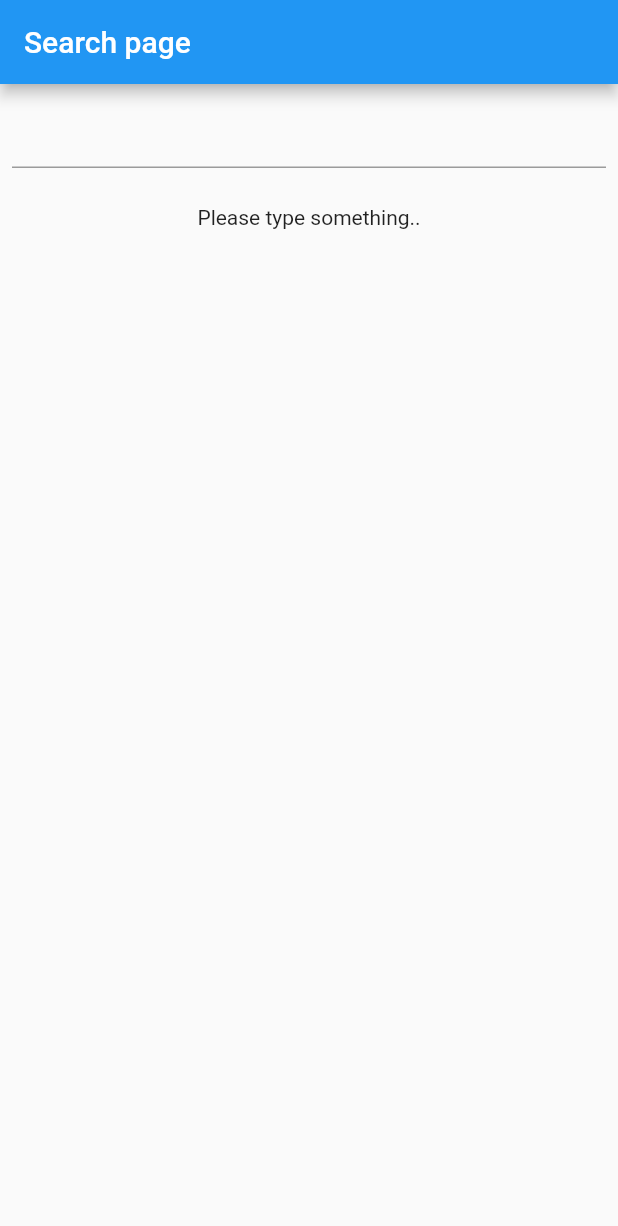
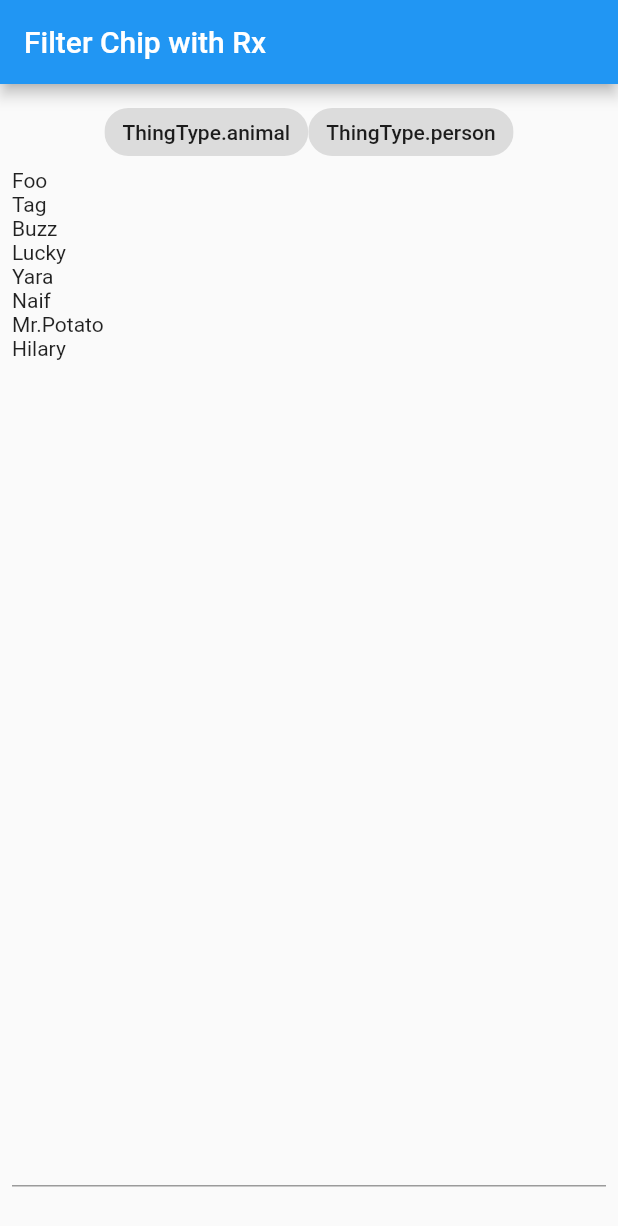
Before and after one commit to Naif-Deriv/rx_dart_turbo, a Flutter app: the screen it shows after launch, on a phone screen of 412 x 824 dp. Shown: the top 1226 px of the screen. Run offline on Flutter 3.47's test engine with Material 2 defaults, Android fonts, the light colour scheme and no system bars; our stand-ins replace rxdart.

Commit message:
filter chips with rx

```diff
--- /dev/null
+++ b/lib/bloc/filter_bloc.dart
@@ -0,0 +1,41 @@
+import 'package:flutter/foundation.dart';
+import 'package:rx_dart_turbo/models/thing.dart';
+import 'package:rxdart/rxdart.dart';
+
+@immutable
+class FilterBloc {
+  final Sink<ThingType?> thingTypeSink;
+  final Stream<ThingType?> chosenThingType;
+  final Stream<Iterable<Thing>> things;
+
+  const FilterBloc._({
+    required this.thingTypeSink,
+    required this.chosenThingType,
+    required this.things,
+  });
+
+  factory FilterBloc({
+    required Iterable<Thing> thingsList,
+  }) {
+    final thingTypesSubject = BehaviorSubject<ThingType?>();
+
+    final filteredThings = thingTypesSubject
+        .debounceTime(const Duration(milliseconds: 500))
+        .map(
+          (type) => type != null
+              ? thingsList.where((element) => element.type == type)
+              : thingsList,
+        )
+        .startWith(thingsList);
+
+    return FilterBloc._(
+      thingTypeSink: thingTypesSubject.sink,
+      chosenThingType: thingTypesSubject.stream,
+      things: filteredThings,
+    );
+  }
+
+  void dispose() {
+    thingTypeSink.close();
+  }
+}
--- a/lib/bloc/result.dart
+++ /dev/null
@@ -1,31 +0,0 @@
-import 'package:flutter/foundation.dart';
-
-import '../models/thing.dart';
-
-@immutable
-abstract class SearchResult {
-  const SearchResult();
-}
-
-@immutable
-class SearchResultLoading implements SearchResult {
-  const SearchResultLoading();
-}
-
-@immutable
-class SearchResultEmpty implements SearchResult {
-  const SearchResultEmpty();
-}
-
-@immutable
-class SearchResultError implements SearchResult {
-  final String error;
-  const SearchResultError({required this.error});
-}
-
-@immutable
-class SearchResultSuccess implements SearchResult {
-  final List<Thing> result;
-
-  const SearchResultSuccess({required this.result});
-}
--- a/lib/bloc/search_bloc.dart
+++ /dev/null
@@ -1,46 +0,0 @@
-import 'package:flutter/foundation.dart';
-import 'package:rx_dart_turbo/bloc/result.dart';
-import 'package:rxdart/rxdart.dart';
-
-import 'api.dart';
-
-@immutable
-class SearchBloc {
-  final Sink<String> search;
-  final Stream<SearchResult?> result;
-
-  const SearchBloc._({required this.search, required this.result});
-
-  void dispose() {
-    search.close();
-  }
-
-  factory SearchBloc({required API api}) {
-    final textChanges = BehaviorSubject<String>();
-
-    final results = textChanges
-        .distinct()
-        .debounceTime(const Duration(milliseconds: 300))
-        .switchMap(
-      (String userInput) {
-        if (userInput.isEmpty) {
-          return Stream<SearchResult?>.value(null);
-        } else {
-          return Rx.fromCallable(() => api.search(userInput))
-              .delay(const Duration(seconds: 1))
-              .map(
-                (apiResult) => apiResult.isEmpty
-                    ? const SearchResultEmpty()
-                    : SearchResultSuccess(result: apiResult),
-              )
-              .startWith(const SearchResultLoading())
-              .onErrorReturn(
-                const SearchResultError(error: 'Error has occured'),
-              );
-        }
-      },
-    );
-
-    return SearchBloc._(search: textChanges.sink, result: results);
-  }
-}
--- a/lib/models/animal.dart
+++ /dev/null
@@ -1,34 +0,0 @@
-import 'package:rx_dart_turbo/models/thing.dart';
-
-enum AnimalType {
-  dog,
-  cat,
-  wabbit,
-  duck,
-  unknown,
-}
-
-class Animal extends Thing {
-  final AnimalType type;
-
-  const Animal({required String name, required this.type})
-      : super(
-          name: name,
-        );
-
-  @override
-  String toString() => 'Animal, name is $name, type is $type';
-
-  factory Animal.fromJson(Map<String, dynamic> json) {
-    return Animal(
-      name: json['name'],
-      type: [
-        AnimalType.values
-            .where(
-                (element) => element.toString().split('.')[1] == json['type'])
-            .first,
-        AnimalType.unknown
-      ].first,
-    );
-  }
-}
--- a/lib/models/person.dart
+++ /dev/null
@@ -1,16 +0,0 @@
-import 'package:rx_dart_turbo/models/thing.dart';
-
-class Person extends Thing {
-  final int age;
-
-  const Person({required String name, required this.age})
-      : super(
-          name: name,
-        );
-
-  @override
-  String toString() => 'Person, name is $name, age is $age';
-
-  factory Person.fromJson(Map<String, dynamic> json) =>
-      Person(name: json['name'], age: json['age']);
-}
--- a/lib/models/thing.dart
+++ b/lib/models/thing.dart
@@ -1,10 +1,17 @@
 // ignore_for_file: public_member_api_docs, sort_constructors_first
 import 'package:flutter/foundation.dart';
+
+enum ThingType {
+  animal,
+  person,
+}
 
 @immutable
 class Thing {
   final String name;
+  final ThingType type;
   const Thing({
     required this.name,
+    required this.type,
   });
 }
--- a/lib/views/homepage.dart
+++ b/lib/views/homepage.dart
@@ -1,8 +1,17 @@
 import 'package:flutter/material.dart';
-import 'package:rx_dart_turbo/bloc/search_bloc.dart';
-import 'package:rx_dart_turbo/views/search_result_view.dart';
+import 'package:rx_dart_turbo/bloc/filter_bloc.dart';
+import 'package:rx_dart_turbo/models/thing.dart';
 
-import '../bloc/api.dart';
+const things = [
+  Thing(name: 'Foo', type: ThingType.animal),
+  Thing(name: 'Tag', type: ThingType.animal),
+  Thing(name: 'Buzz', type: ThingType.animal),
+  Thing(name: 'Lucky', type: ThingType.animal),
+  Thing(name: 'Yara', type: ThingType.person),
+  Thing(name: 'Naif', type: ThingType.person),
+  Thing(name: 'Mr.Potato', type: ThingType.person),
+  Thing(name: 'Hilary', type: ThingType.person),
+];
 
 class Homepage extends StatefulWidget {
   const Homepage({super.key});
@@ -12,17 +21,16 @@ class Homepage extends StatefulWidget {
 }
 
 class _HomepageState extends State<Homepage> {
-  late final SearchBloc searchBloc;
-
+  late final FilterBloc filterBloc;
   @override
   void initState() {
-    searchBloc = SearchBloc(api: API());
+    filterBloc = FilterBloc(thingsList: things);
     super.initState();
   }
 
   @override
   void dispose() {
-    searchBloc.dispose();
+    filterBloc.dispose();
     super.dispose();
   }
 
@@ -30,20 +38,48 @@ class _HomepageState extends State<Homepage> {
   Widget build(BuildContext context) {
     return Scaffold(
       appBar: AppBar(
-        title: const Text('Search page'),
+        title: const Text('Filter Chip with Rx'),
       ),
       body: Padding(
         padding: const EdgeInsets.all(8.0),
         child: Column(
           children: [
-            TextField(
-              onChanged: searchBloc.search.add,
+            StreamBuilder<ThingType?>(
+              stream: filterBloc.chosenThingType,
+              builder: (context, snapshot) {
+                return Wrap(
+                  children: ThingType.values
+                      .map(
+                        (type) => FilterChip(
+                          selectedColor: Colors.blueGrey,
+                          onSelected: (isChosen) {
+                            filterBloc.thingTypeSink
+                                .add(isChosen ? type : null);
+                          },
+                          label: Text(type.toString()),
+                          selected: snapshot.data == type,
+                        ),
+                      )
+                      .toList(),
+                );
+              },
             ),
+            Expanded(
+              child: StreamBuilder<Iterable<Thing>>(
+                stream: filterBloc.things,
+                builder: (context, snapshot) {
+                  return ListView.builder(
+                    itemCount: snapshot.hasData ? snapshot.data!.length : 0,
+                    itemBuilder: (context, index) => Text(
+                      snapshot.data!.elementAt(index).name,
+                    ),
+                  );
+                },
+              ),
+            ),
+            const TextField(),
             const SizedBox(
               height: 25,
-            ),
-            SearchResultView(
-              searchResult: searchBloc.result,
             ),
           ],
         ),
--- a/lib/views/search_result_view.dart
+++ /dev/null
@@ -1,45 +0,0 @@
-import 'package:flutter/material.dart';
-import 'package:rx_dart_turbo/bloc/result.dart';
-
-class SearchResultView extends StatelessWidget {
-  final Stream<SearchResult?> searchResult;
-  const SearchResultView({required this.searchResult, super.key});
-
-  @override
-  Widget build(BuildContext context) {
-    return StreamBuilder(
-      stream: searchResult,
-      builder: (context, snapshot) {
-        if (snapshot.hasData) {
-          final result = snapshot.data;
-          if (result is SearchResultError) {
-            return Text(result.error.toString());
-          } else if (result is SearchResultLoading) {
-            return const Text('Loading');
-          } else if (result is SearchResultEmpty) {
-            return const Text('No results found');
-          } else if (result is SearchResultSuccess) {
-            final results = result.result;
-            return Expanded(
-              child: ListView.builder(
-                itemCount: results.length,
-                itemBuilder: (context, index) => Card(
-                  child: Padding(
-                    padding: const EdgeInsets.all(8.0),
-                    child: Text(
-                      results[index].toString(),
-                      style: const TextStyle(fontSize: 18.0),
-                    ),
-                  ),
-                ),
-              ),
-            );
-          } else {
-            return const Text('Unknown State!');
-          }
-        }
-        return const Text('Please type something..');
-      },
-    );
-  }
-}
```
Also changed, not shown: lib/bloc/api.dart (deleted, +0 -72 lines).
